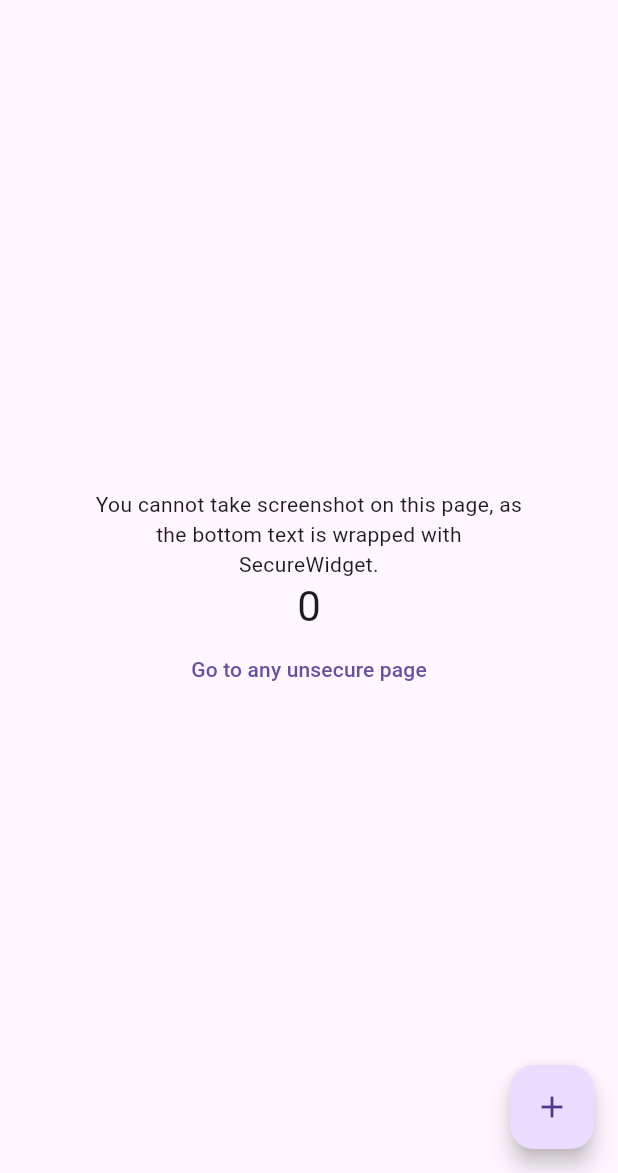
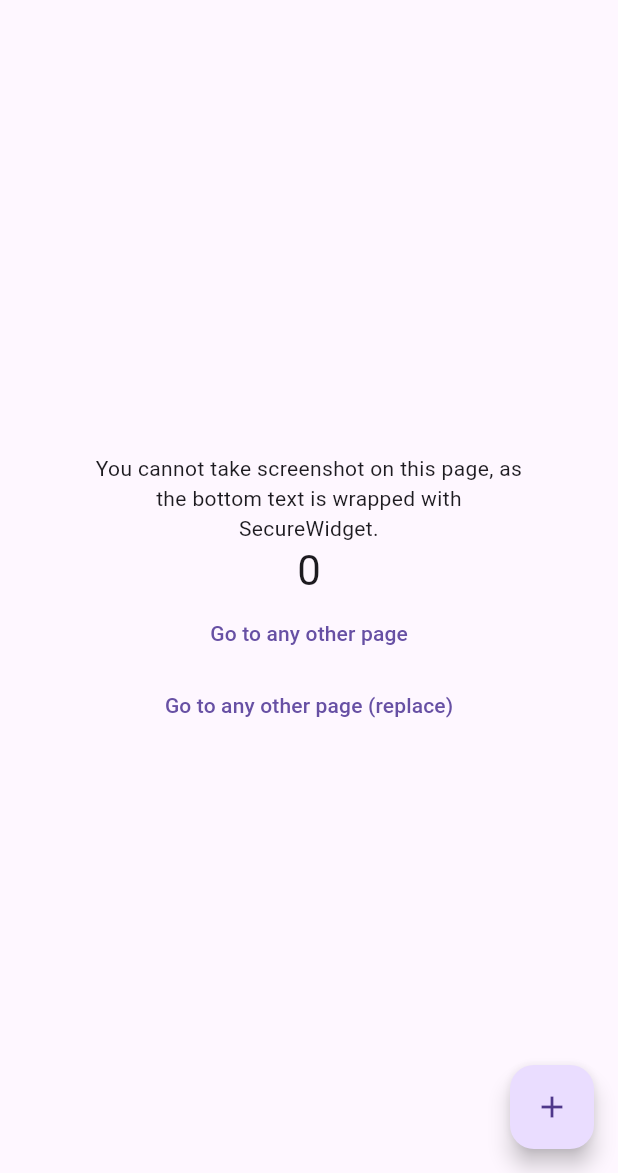
Before and after one commit to codenameakshay/secure_content, a Flutter app: the screen it shows after launch, after a tap on "Go to secure page", on a phone screen of 412 x 824 dp, the part 63-1236 px from its top. Run offline on Flutter 3.47's test engine with Material 3 defaults, Android fonts, the phone set to English and light mode, and no system bars; our stand-ins replace after_layout, fluttertoast; missing offline and left inert: flutter_portal, screen_capture_event, screen_protector.

Commit message:
fix not working for iOS

```diff
--- a/example/lib/main.dart
+++ b/example/lib/main.dart
@@ -182,24 +182,35 @@ class _MyHomePageState extends State<MyHomePage> {
               ),
               builder: (context, onInit, onDispose) => Text(
                 '$_counter',
-                style: Theme.of(context).textTheme.headline4,
+                style: Theme.of(context).textTheme.headlineMedium,
               ),
               overlayWidgetBuilder: (context) => BackdropFilter(
                 filter: ImageFilter.blur(sigmaX: 10, sigmaY: 10),
                 child: const SizedBox(),
               ),
               appSwitcherMenuColor: Colors.pink,
-              protectInAppSwitcherMenu: false,
+              protectInAppSwitcherMenu: true,
             ),
             TextButton(
               onPressed: () => Navigator.push(
                 context,
                 MaterialPageRoute(
-                  builder: (context) => EmptyHome(title: widget.title),
+                  builder: (context) => const EmptyHome(secure: true),
                 ),
               ),
               child: const Text(
-                "Go to any unsecure page",
+                "Go to any other page",
+              ),
+            ),
+            TextButton(
+              onPressed: () => Navigator.pushReplacement(
+                context,
+                MaterialPageRoute(
+                  builder: (context) => const EmptyHome(secure: false),
+                ),
+              ),
+              child: const Text(
+                "Go to any other page (replace)",
               ),
             )
           ],
@@ -215,15 +226,15 @@ class _MyHomePageState extends State<MyHomePage> {
 }
 
 class EmptyHome extends StatelessWidget {
-  const EmptyHome({Key? key, required this.title}) : super(key: key);
+  const EmptyHome({Key? key, required this.secure}) : super(key: key);
 
-  final String title;
+  final bool secure;
 
   @override
   Widget build(BuildContext context) {
     return Scaffold(
       appBar: AppBar(
-        title: const Text('Unsecure Page'),
+        title: Text(secure ? 'Secure Page' : 'Unsecure Page'),
       ),
       body: Center(
         child: Column(
@@ -231,8 +242,10 @@ class EmptyHome extends StatelessWidget {
           children: <Widget>[
             SizedBox(
               width: MediaQuery.of(context).size.width * 0.7,
-              child: const Text(
-                'You can take screenshot on this page, as the state has been deactivated. It would activate once again when you move back to the last page.',
+              child: Text(
+                secure
+                    ? 'This page is also secured, as the widget still exists in the widget tree. But instead of pushing if you had replaced the previous page, it would have become unsecured.'
+                    : 'You can take screenshot on this page, as the widget has been removed from the tree.',
                 textAlign: TextAlign.center,
               ),
             ),
--- a/lib/src/route_aware_state.dart
+++ b/lib/src/route_aware_state.dart
@@ -7,7 +7,7 @@ import 'package:screen_protector/lifecycle/lifecycle_state.dart';
 
 abstract class RouteAwareState<T extends StatefulWidget> extends LifecycleState<T>
     with RouteAware, AfterLayoutMixin<T> {
-  late RouteObserver<PageRoute>? routeObserver;
+  RouteObserver<PageRoute>? routeObserver;
   bool enteredScreen = false;
   // use `afterFirstLayout()`, because we should wait for
   // the `initState() completed before getting objects from `context`
--- a/pubspec.yaml
+++ b/pubspec.yaml
@@ -15,7 +15,7 @@ dependencies:
   flutter_portal: ^1.1.1
   provider: ^6.0.2
   screen_capture_event: ^1.1.0
-  screen_protector: ^1.1.4
+  screen_protector: ^1.4.1
 
 dev_dependencies:
   flutter_test:
```
Also changed, not shown: lib/src/ios_secure_widget.dart (+33 -36 lines), example/pubspec.lock, 5 other files.
